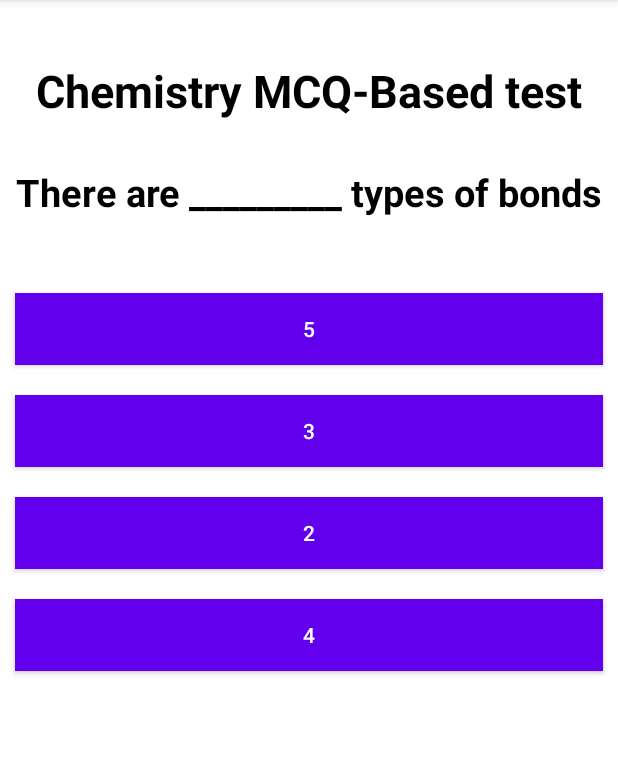
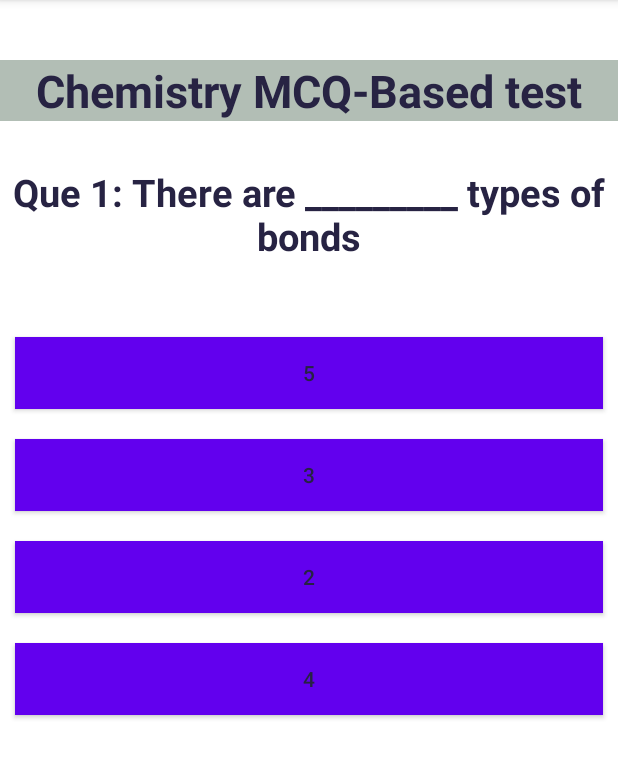
Before and after one commit to alishbamahmood/Assignment-02, an Android app: the screen it shows after launch (MainActivity), on a phone screen of 412 x 824 dp, the part 84-863 px from its top. Run offline under Robolectric (Android 15) with nearby library versions, the phone set to English and light mode, and no system bars.

Commit message:
Commit-8

```diff
--- a/app/src/main/java/com/example/quizapp/MainActivity.java
+++ b/app/src/main/java/com/example/quizapp/MainActivity.java
@@ -133,7 +133,8 @@ public class MainActivity extends AppCompatActivity {
 
 
     private void setData(int num) {
-        que.setText(quizQues.get(num).getQue() );
+        int n = num+1;
+        que.setText("Que " + n + ": " + quizQues.get(num).getQue() );
         String [] array = quizQues.get(num).getOpts();
 
         List<String> opt = Arrays.asList(array);
--- a/app/src/main/res/layout/activity_main.xml
+++ b/app/src/main/res/layout/activity_main.xml
@@ -4,6 +4,7 @@
     xmlns:tools="http://schemas.android.com/tools"
     android:layout_width="match_parent"
     android:layout_height="match_parent"
+    android:background="@color/white"
     tools:context=".MainActivity">
 
     <TextView
@@ -11,8 +12,9 @@
         android:layout_height="wrap_content"
         android:layout_marginTop="40sp"
         android:id="@+id/course"
+        android:background="#B2BEB5"
         android:text="Chemistry MCQ-Based test"
-        android:textColor="@color/black"
+        android:textColor="#272343"
         android:textAlignment="center"
         android:gravity="center"
         android:textStyle="bold"
@@ -24,7 +26,7 @@
         android:layout_width="match_parent"
         android:layout_height="wrap_content"
         android:id="@+id/que"
-        android:textColor="@color/black"
+        android:textColor="#272343"
         android:textAlignment="center"
         android:textStyle="bold"
         android:textSize="25sp"
@@ -49,8 +51,9 @@
             android:layout_margin="10dp"
             android:text="option 1"
             android:textAllCaps="false"
+            android:textColor="#272343"
             android:id="@+id/opt1"
-            android:background="@color/purple_500"
+            android:background="@color/white"
             />
 
         <Button
@@ -58,9 +61,10 @@
             android:layout_height="wrap_content"
             android:layout_margin="10dp"
             android:text="option 2"
+            android:textColor="#272343"
             android:textAllCaps="false"
             android:id="@+id/opt2"
-            android:background="@color/purple_500"
+            android:background="@color/white"
             />
 
         <Button
@@ -68,9 +72,10 @@
             android:layout_height="wrap_content"
             android:layout_margin="10dp"
             android:text="option 3"
+            android:textColor="#272343"
             android:textAllCaps="false"
             android:id="@+id/opt3"
-            android:background="@color/purple_500"
+            android:background="@color/white"
             />
 
         <Button
@@ -78,9 +83,10 @@
             android:layout_height="wrap_content"
             android:layout_margin="10dp"
             android:text="option 4"
+            android:textColor="#272343"
             android:textAllCaps="false"
             android:id="@+id/opt4"
-            android:background="@color/purple_500"
+            android:background="@color/white"
             />
 
 
```
